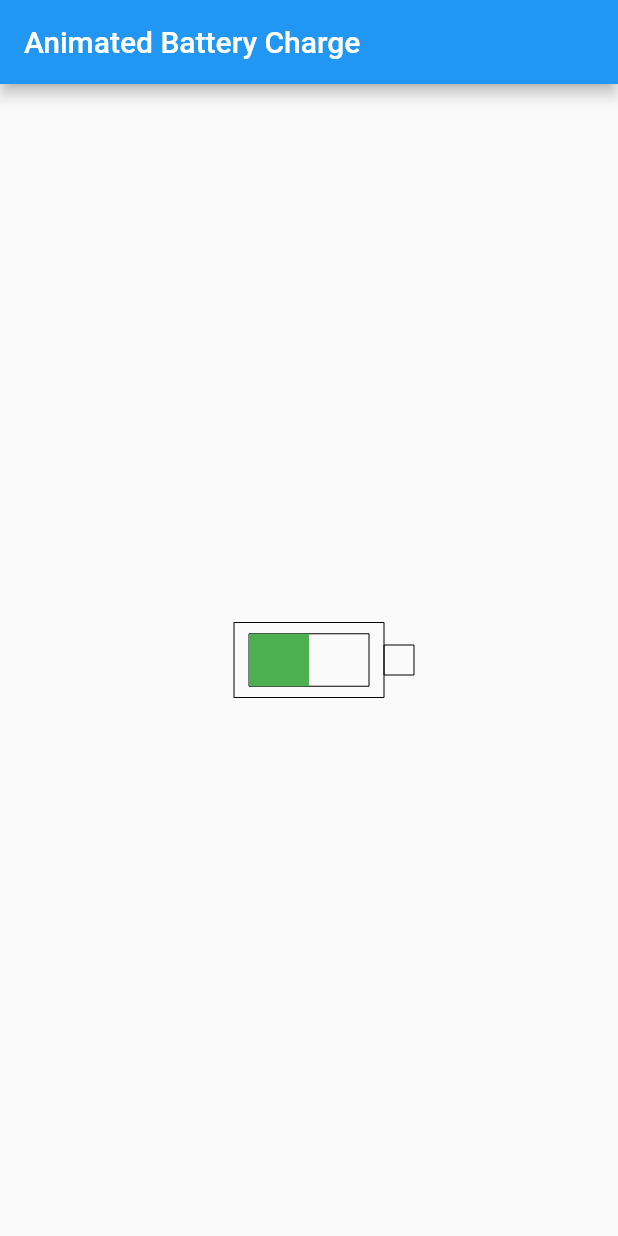
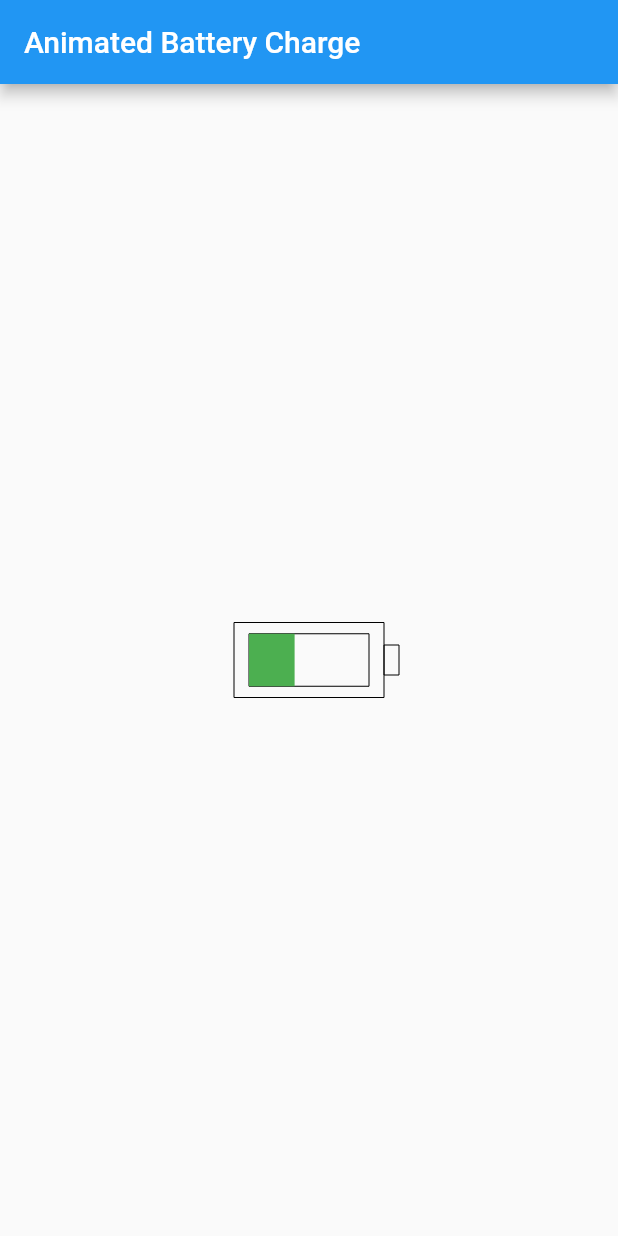
Before and after one commit to islamdidarmd/animated-battery-charge-flutter, a Flutter app: the screen it shows after launch, on a phone screen of 412 x 824 dp. Run offline on Flutter 3.47's test engine with Material 2 defaults, Android fonts, the phone set to English and light mode, and no system bars.

Commit message:
Animate Battery Charge

```diff
--- a/lib/animated_battery_charge_page.dart
+++ b/lib/animated_battery_charge_page.dart
@@ -1,4 +1,4 @@
-import 'package:animated_battery_charge_flutter/battery_charge_painter.dart';
+import 'battery_charge.dart';
 import 'package:flutter/material.dart';
 
 class AnimatedBatteryChargePage extends StatelessWidget {
@@ -8,13 +8,8 @@ class AnimatedBatteryChargePage extends StatelessWidget {
   Widget build(BuildContext context) {
     return Scaffold(
       appBar: AppBar(title: const Text('Animated Battery Charge')),
-      body: Center(
-        child: CustomPaint(
-          size: const Size(200, 200),
-          painter: BatteryChargePainter(
-            charge: 80,
-          ),
-        ),
+      body: const Center(
+        child: BatteryCharge(),
       ),
     );
   }
--- /dev/null
+++ b/lib/battery_charge.dart
@@ -0,0 +1,45 @@
+import 'package:flutter/material.dart';
+
+import 'battery_charge_painter.dart';
+
+class BatteryCharge extends StatefulWidget {
+  const BatteryCharge({Key? key}) : super(key: key);
+
+  @override
+  State<BatteryCharge> createState() => _BatteryChargeState();
+}
+
+class _BatteryChargeState extends State<BatteryCharge> {
+  bool _isReversed = false;
+
+  IntTween get chargeTween {
+    if (_isReversed) {
+      return IntTween(begin: 100, end: 0);
+    }
+
+    return IntTween(begin: 0, end: 100);
+  }
+
+  void repeatReversed() {
+    setState(() {
+      _isReversed = !_isReversed;
+    });
+  }
+
+  @override
+  Widget build(BuildContext context) {
+    return TweenAnimationBuilder(
+      tween: chargeTween,
+      duration: const Duration(seconds: 2),
+      onEnd: repeatReversed,
+      builder: (_, charge, __) {
+        return CustomPaint(
+          size: const Size(200, 200),
+          painter: BatteryChargePainter(
+            charge: charge,
+          ),
+        );
+      },
+    );
+  }
+}
--- a/lib/battery_charge_painter.dart
+++ b/lib/battery_charge_painter.dart
@@ -12,7 +12,7 @@ class BatteryChargePainter extends CustomPainter {
   final double chargeWidth = 80;
   final double chargeHeight = 35;
   final double batteryPositivePowerHeight = 20;
-  final double batteryPositivePowerWidth = 20;
+  final double batteryPositivePowerWidth = 10;
 
   final batteryShellPainter = Paint()
     ..style = PaintingStyle.stroke
@@ -28,9 +28,7 @@ class BatteryChargePainter extends CustomPainter {
 
   @override
   void paint(Canvas canvas, Size size) {
-    final height = size.height;
-    final width = size.width;
-    final center = Offset(height / 2, width / 2);
+    final center = Offset(size.height / 2, size.width / 2);
 
     final batteryPowerCenter = Offset(
         center.dx + batteryShellWidth / 2 + batteryPositivePowerWidth / 2,
@@ -51,7 +49,7 @@ class BatteryChargePainter extends CustomPainter {
     final chargeRect = Rect.fromLTWH(
       fullChargeRect.left,
       fullChargeRect.top,
-      (charge * 100) / width,
+      (charge * chargeWidth) / 100,
       chargeHeight,
     );
 
```
